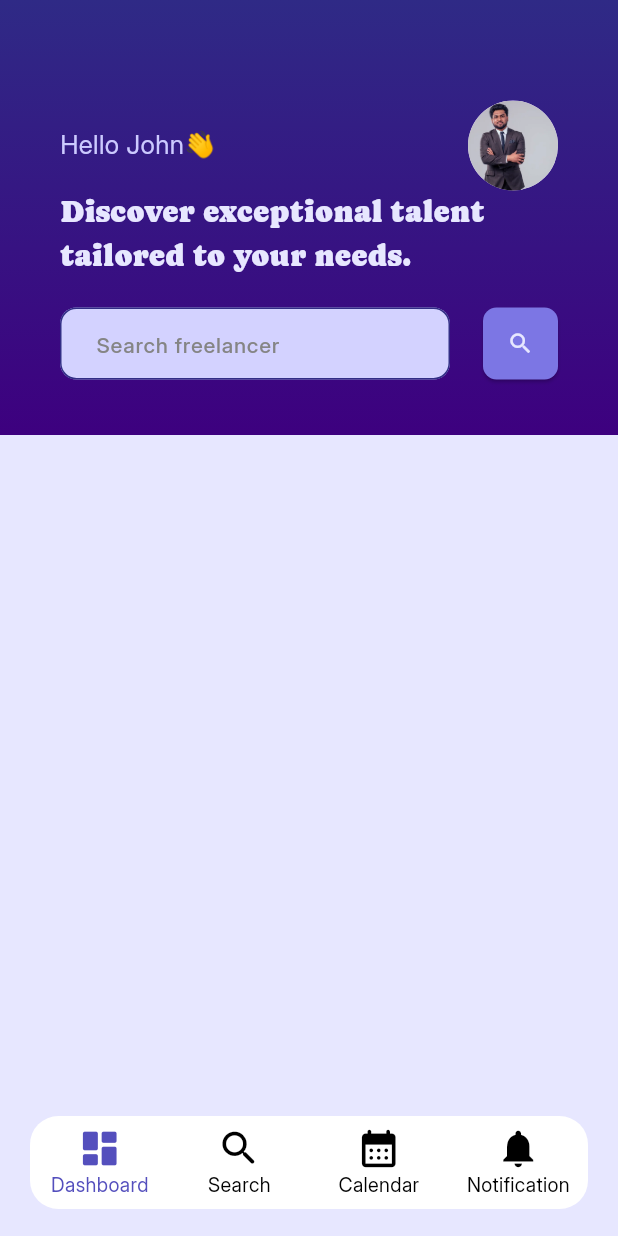
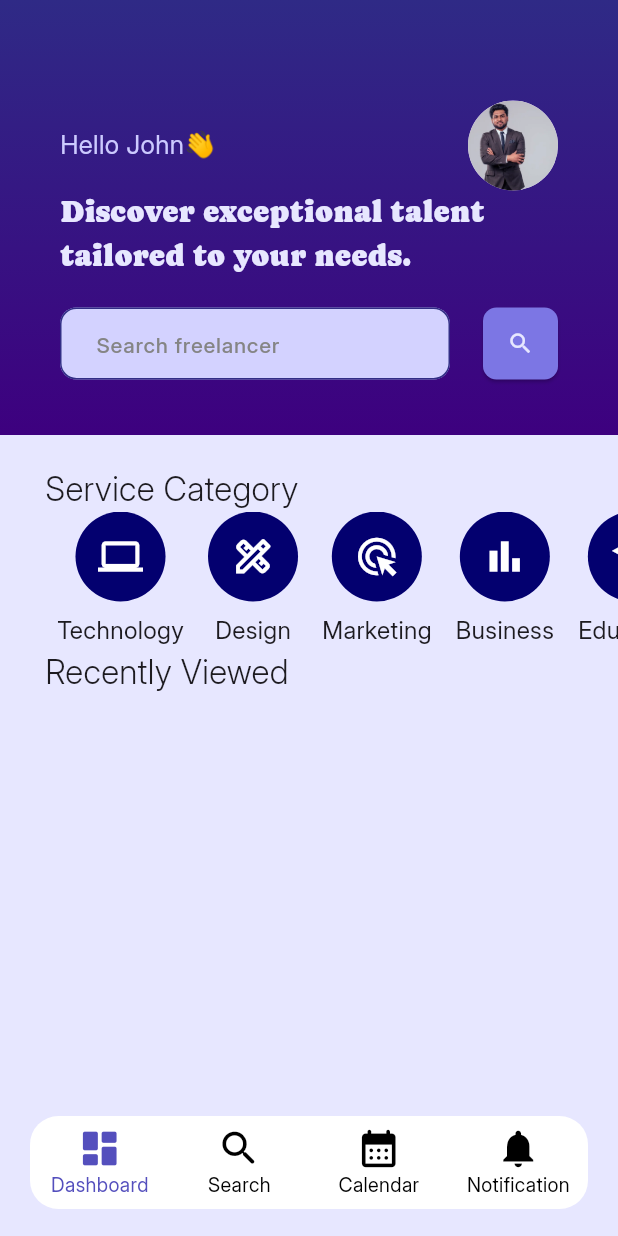
Before and after one commit to Dia505/SkillGrid, a Flutter app: the screen it shows after launch, on a phone screen of 412 x 824 dp. Run offline on Flutter 3.47's test engine with Material 3 defaults, Android fonts, the phone set to English and light mode, and no system bars; our stand-ins replace carousel_slider, google_fonts, lottie, smooth_page_indicator.

Commit message:
Home screen: service category (list of maps)

```diff
--- a/skill_grid/lib/view/client/dashboard_pages/home_screen_view.dart
+++ b/skill_grid/lib/view/client/dashboard_pages/home_screen_view.dart
@@ -10,6 +10,17 @@ class HomeScreenView extends StatefulWidget {
 class _HomeScreenViewState extends State<HomeScreenView> {
   final _searchController = new TextEditingController();
 
+  final List<Map<String, dynamic>> serviceCategory = [
+    {'icon': Icons.computer, 'label': 'Technology'},
+    {'icon': Icons.design_services_outlined, 'label': 'Design'},
+    {'icon': Icons.ads_click, 'label': 'Marketing'},
+    {'icon': Icons.bar_chart, 'label': 'Business'},
+    {'icon': Icons.school, 'label': 'Education'},
+    {'icon': Icons.camera_alt_outlined, 'label': 'Photography'},
+    {'icon': Icons.palette_outlined, 'label': 'Artisan and Craft'},
+    {'icon': Icons.create_outlined, 'label': 'Content Creation'},
+  ];
+
   @override
   Widget build(BuildContext context) {
     return GestureDetector(
@@ -21,18 +32,12 @@ class _HomeScreenViewState extends State<HomeScreenView> {
             width: double.infinity,
             height: 290,
             padding: const EdgeInsets.only(top: 30),
-
             decoration: const BoxDecoration(
                 gradient: LinearGradient(
-                  colors: [
-                    Color(0xFF2F2A86),
-                    Color(0xFF3D007F)
-                  ],
+              colors: [Color(0xFF2F2A86), Color(0xFF3D007F)],
               begin: Alignment.topCenter,
               end: Alignment.bottomCenter,
-                )
-              ),
-
+            )),
             child: Padding(
               padding: const EdgeInsets.symmetric(horizontal: 40),
               child: Column(
@@ -41,23 +46,28 @@ class _HomeScreenViewState extends State<HomeScreenView> {
                   const Row(
                     mainAxisAlignment: MainAxisAlignment.spaceBetween,
                     children: [
-                        Text("Hello John👋",style: TextStyle(color: Color(0xFFCCCAFF), fontSize: 17),),
+                      Text(
+                        "Hello John👋",
+                        style:
+                            TextStyle(color: Color(0xFFCCCAFF), fontSize: 17),
+                      ),
                       CircleAvatar(
                         radius: 30,
-                          backgroundImage: AssetImage("assets/images/client_profile_img.jpg"),
+                        backgroundImage:
+                            AssetImage("assets/images/client_profile_img.jpg"),
                       )
                     ],
                   ),
-
-                    const Text("Discover exceptional talent tailored to your needs.",
+                  const Text(
+                    "Discover exceptional talent tailored to your needs.",
                     style: TextStyle(
                         fontFamily: "Caprasimo",
                         fontSize: 20,
-                      color: Color(0xFFE7E7FF)
-                    ),),
-
-                    const SizedBox(height: 20,),
-
+                        color: Color(0xFFE7E7FF)),
+                  ),
+                  const SizedBox(
+                    height: 20,
+                  ),
                   Row(
                     mainAxisAlignment: MainAxisAlignment.spaceBetween,
                     children: [
@@ -65,26 +75,25 @@ class _HomeScreenViewState extends State<HomeScreenView> {
                         width: 260,
                         child: TextFormField(
                           controller: _searchController,
-
                           decoration: const InputDecoration(
                               filled: true,
                               fillColor: Color(0xFFD3D2FF),
                               border: InputBorder.none,
                               hintText: "Search freelancer",
-                              hintStyle: TextStyle(fontSize: 14, color: Color(0XFF858585), fontFamily: "Inter Medium")
+                              hintStyle: TextStyle(
+                                  fontSize: 14,
+                                  color: Color(0XFF858585),
+                                  fontFamily: "Inter Medium")),
                         ),
                       ),
-                        ),
-
                       SizedBox(
                         width: 50,
                         height: 48,
                         child: ElevatedButton(
-                            onPressed: (){},
+                          onPressed: () {},
                           style: ElevatedButton.styleFrom(
                               backgroundColor: const Color(0XFF7C76E4),
-                              padding: EdgeInsets.zero
-                            ),
+                              padding: EdgeInsets.zero),
                           child: const Icon(Icons.search),
                         ),
                       )
@@ -93,10 +102,61 @@ class _HomeScreenViewState extends State<HomeScreenView> {
                 ],
               ),
             ),
+          ),
+          const SizedBox(height: 20),
+
+          Padding(
+            padding: const EdgeInsets.only(left: 30.0),
+
+            child: Column(
+              crossAxisAlignment: CrossAxisAlignment.start,
+              mainAxisAlignment: MainAxisAlignment.spaceAround,
+
+              children: [
+                const Text(
+                  "Service Category",
+                  style: TextStyle(fontSize: 22, fontFamily: "Inter Light"),
+                ),
+
+                SingleChildScrollView(
+                  scrollDirection: Axis.horizontal,
+
+                  child: Row(
+                    children: serviceCategory.asMap().entries.map((entry) {
+                      int index = entry.key; // Access index
+                      var category = entry.value; // Access the map (category)
+
+                      return Padding(
+                        padding: const EdgeInsets.symmetric(horizontal: 8),
+                        child: Column(
+                          children: [
+                            CircleAvatar(
+                              radius: 30,
+                              backgroundColor: const Color(0xFF03006F),
+                              child: Icon(category['icon'], size: 30, color: Colors.white,)
+                            ), // Access the icon from the map
+
+                            const SizedBox(height: 8),
+
+                            Text(category['label'], style: const TextStyle(fontSize: 16)), // Access the label from the map
+                          ],
+                        ),
+                      );
+                    }).toList(), // Converts the iterable to a list of widgets
+                  ),
+                ),
+
+                const Text(
+                  "Recently Viewed",
+                  style: TextStyle(fontSize: 22, fontFamily: "Inter Light"),
+                ),
+
+
+              ],
+            ),
           )
         ],
-        )
-      ),
+      )),
     );
   }
 }
```
Lines whose indentation alone changed are shown as unchanged.
